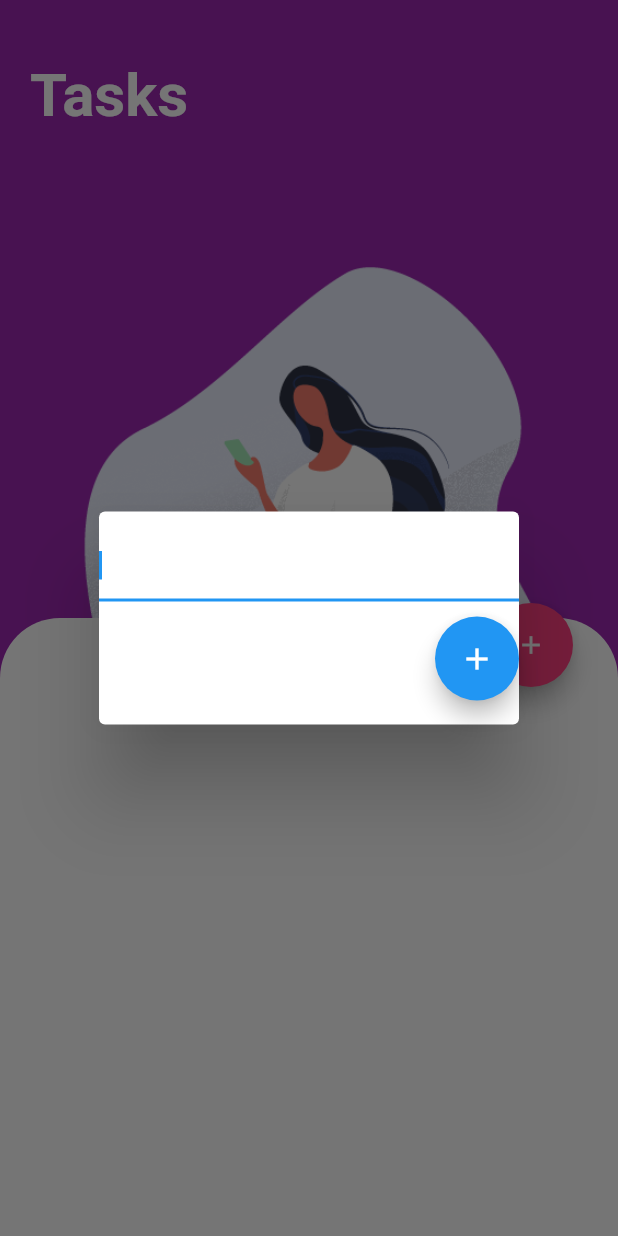
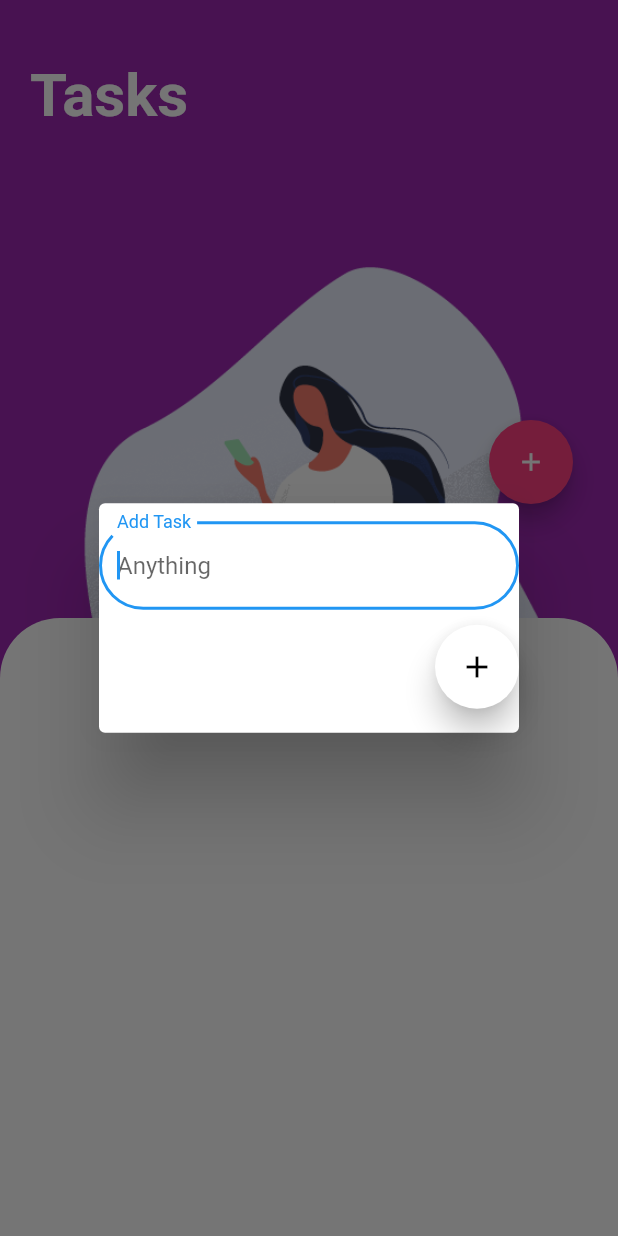
Before and after one commit to Abdulla-Khan/Todo-App, a Flutter app: the screen it shows after launch, after a tap on the "add" icon, on a phone screen of 412 x 824 dp. Run offline on Flutter 3.47's test engine with Material 2 defaults, Android fonts, the phone set to English and light mode, and no system bars.

Commit message:
Changes Made

```diff
--- a/lib/home_page.dart
+++ b/lib/home_page.dart
@@ -32,6 +32,17 @@ class HomePage extends State<MyApp> {
             top: 40,
             left: 20,
           ),
+          Positioned(
+            child: FloatingActionButton(
+              child: const Icon(Icons.add, size: 20, color: Colors.white),
+              backgroundColor: Colors.pinkAccent,
+              onPressed: () {
+                add();
+              },
+            ),
+            top: 280,
+            right: 30,
+          ),
           DraggableScrollableSheet(
             maxChildSize: 0.85,
             builder: (BuildContext context, ScrollController scrollcontianer) {
@@ -57,49 +68,17 @@ class HomePage extends State<MyApp> {
                                 color: Colors.grey[700],
                               ),
                             ),
-                          trailing: const Icon(Icons.check_circle,
+                            trailing: IconButton(
+                              icon: const Icon(Icons.delete,
                                   color: Colors.greenAccent),
-                          isThreeLine: true,
-                        );
+                              onPressed: () {
+                                delete();
+                              },
+                            ));
                       },
                       controller: scrollcontianer,
                       itemCount: lst.length,
                     )),
-                Positioned(
-                  child: FloatingActionButton(
-                    child: const Icon(Icons.add, size: 20, color: Colors.white),
-                    backgroundColor: Colors.pinkAccent,
-                    onPressed: () {
-                      add();
-                    },
-                  ),
-                  top: -10,
-                  right: 30,
-                ),
-                Positioned(
-                  child: FloatingActionButton(
-                    child:
-                        const Icon(Icons.delete, color: Colors.white, size: 20),
-                    backgroundColor: Colors.pinkAccent,
-                    onPressed: () {
-                      delete();
-                    },
-                  ),
-                  top: -10,
-                  right: 100,
-                ),
-                Positioned(
-                  child: FloatingActionButton(
-                    child: const Icon(Icons.upgrade,
-                        color: Colors.white, size: 20),
-                    backgroundColor: Colors.pinkAccent,
-                    onPressed: () {
-                      edit();
-                    },
-                  ),
-                  top: -10,
-                  right: 170,
-                )
               ]);
             },
           )
@@ -107,8 +86,8 @@ class HomePage extends State<MyApp> {
   }
 
   String get = '';
+  String getx = "";
   int getint = 0;
-  int num = 0;
   List lst = [];
   TextEditingController txt = TextEditingController();
   submit() {
@@ -125,7 +104,8 @@ class HomePage extends State<MyApp> {
 
   update() {
     setState(() {
-      lst.insert(getint, get);
+      String abc = submit();
+      abc.replaceAll(get, getx);
     });
   }
 
@@ -134,8 +114,16 @@ class HomePage extends State<MyApp> {
         context: context,
         builder: (BuildContext context) {
           return SimpleDialog(
+            backgroundColor: Colors.white,
             children: [
               TextField(
+                decoration: InputDecoration(
+                    label: Text("Add Task"),
+                    hintText: "Anything",
+                    border: OutlineInputBorder(
+                        borderRadius: BorderRadius.circular(30),
+                        borderSide:
+                            const BorderSide(color: Colors.pinkAccent))),
                 autofocus: true,
                 controller: txt,
                 onChanged: (value) {
@@ -150,7 +138,9 @@ class HomePage extends State<MyApp> {
                 crossAxisAlignment: CrossAxisAlignment.end,
                 children: [
                   FloatingActionButton(
-                    child: const Icon(Icons.add),
+                    backgroundColor: Colors.white,
+                    elevation: 8,
+                    child: const Icon(Icons.add, color: Colors.black),
                     onPressed: () {
                       submit();
                       txt.clear();
@@ -173,17 +163,14 @@ class HomePage extends State<MyApp> {
           return SimpleDialog(
             children: [
               TextField(
-                keyboardType: TextInputType.number,
                 autofocus: true,
                 controller: txt,
-                onChanged: (a) {
-                  getint = a as int;
-                },
-              ),
-              TextField(
                 onChanged: (value) {
                   get = value;
                 },
+                // onSubmitted: (value) {
+                //   getx = value;
+                // },
               ),
               const SizedBox(
                 height: 10,
@@ -214,14 +201,13 @@ class HomePage extends State<MyApp> {
         builder: (BuildContext context) {
           return SimpleDialog(
             children: [
-              TextField(
-                autofocus: true,
-                keyboardType: TextInputType.number,
-                controller: txt,
-                onChanged: (value) {
-                  getint = value as int;
-                },
-              ),
+              Title(
+                  color: Colors.black,
+                  child: const Center(
+                    child: Text('Are you sure!',
+                        style: TextStyle(
+                            fontSize: 20, fontWeight: FontWeight.w600)),
+                  )),
               const SizedBox(
                 height: 10,
               ),
```
Lines whose indentation alone changed are shown as unchanged.
